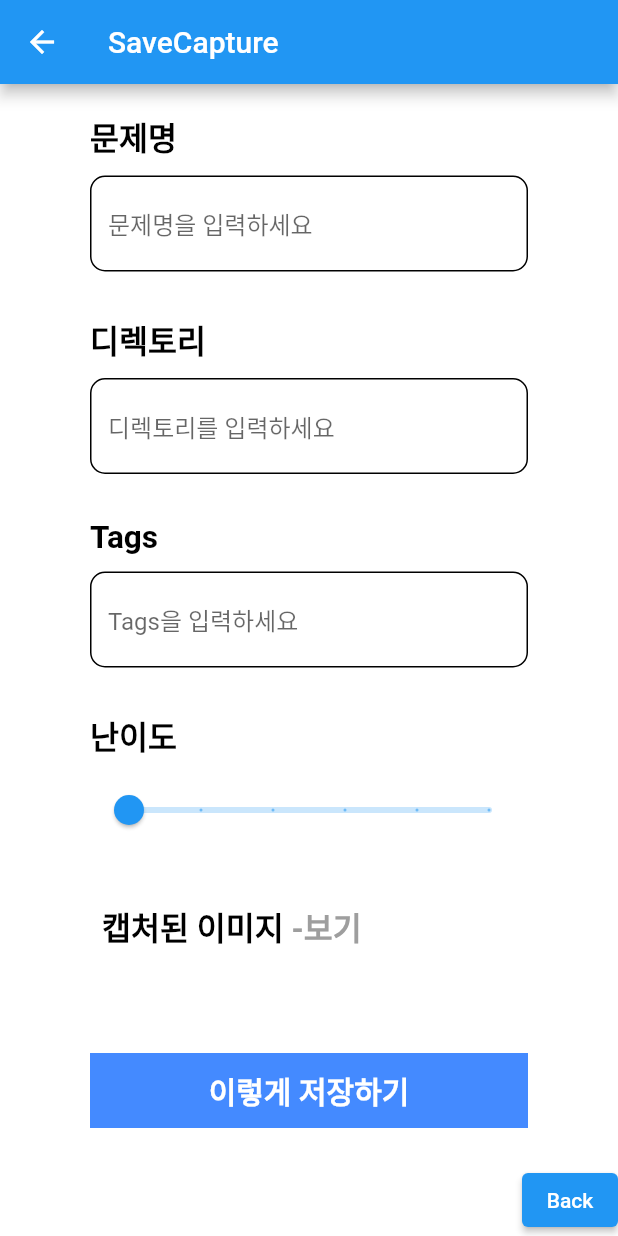
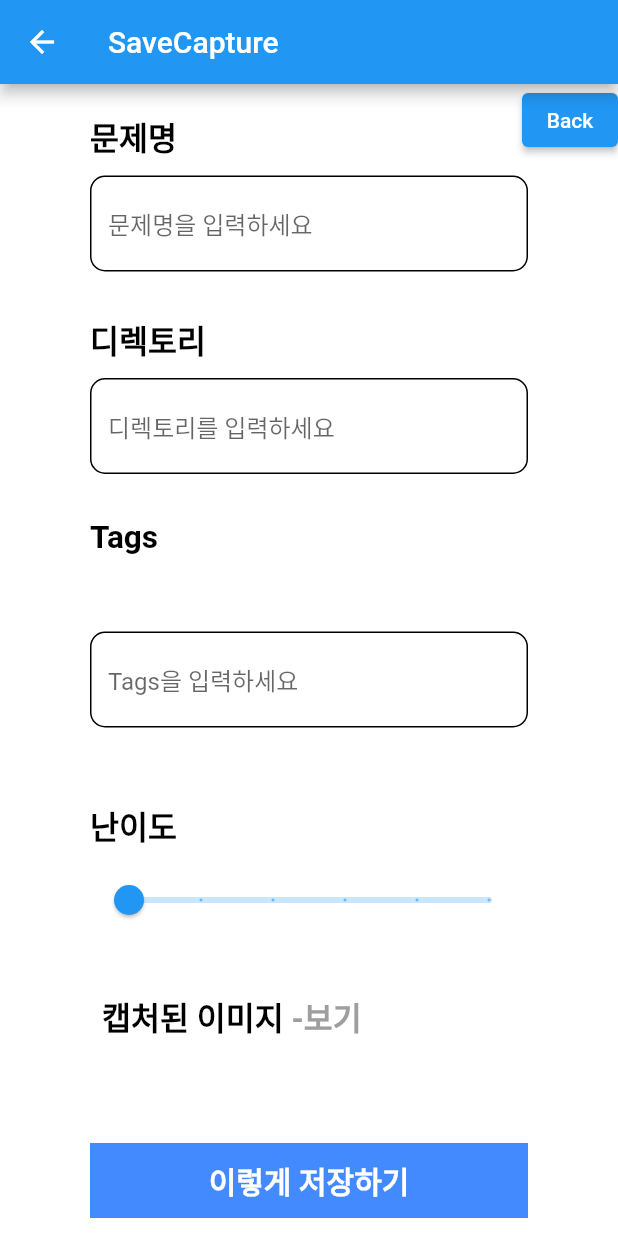
Before and after one commit to qwerty1037/eduhub, a Flutter app: the PdfSaveScreen screen opened directly with empty values, on a phone screen of 412 x 824 dp. Run offline on Flutter 3.47's test engine with Material 2 defaults, Android fonts, the phone set to English and light mode, and no system bars; our stand-ins replace file_picker, get; missing offline and left inert: desktop_drop, korea_regexp, screen_capturer, syncfusion_flutter_pdfviewer.

Commit message:
2023/07/07
Implement Tag, refactor codes, change design

```diff
--- /dev/null
+++ b/lib/Component/TagModel.dart
@@ -0,0 +1,8 @@
+import 'dart:ui';
+
+class TagModel {
+  String label;
+  bool isSelected;
+
+  TagModel(this.label, this.isSelected);
+}
--- a/lib/Controller/PdfSaveController.dart
+++ b/lib/Controller/PdfSaveController.dart
@@ -1,13 +1,23 @@
+import 'package:front_end/Component/TagModel.dart';
 import 'package:get/get.dart';
 import 'package:flutter/services.dart';
+
+import '../Test/TempTag.dart';
 
 class PdfSaveController extends GetxController {
   late Uint8List capturedImageProblem;
   late Uint8List capturedImageAnswer;
+  RxList<TagModel> tagsList = <TagModel>[].obs;
+  RxBool isImagePreviewButtonTapped = false.obs;
+  RxString tagsTextValue = "".obs;
+  RxDouble difficultySliderValue = 0.0.obs;
 
-  RxBool isImagePreviewButtonTapped = false.obs;
-
-  RxDouble difficultySliderValue = 0.0.obs;
+  @override
+  PdfSaveController() {
+    for (int i = 0; i < tags.length; i++) {
+      tagsList.add(TagModel(tags[i], false));
+    }
+  }
 
   void getImage(Uint8List image1, Uint8List image2) {
     capturedImageProblem = image1;
@@ -22,7 +32,8 @@ class PdfSaveController extends GetxController {
     }
   }
 
-  void imagePreviewButtonTapped() {
+  ///
+  void whenImagePreviewButtonTapped() {
     if (isImagePreviewButtonTapped.value == false) {
       isImagePreviewButtonTapped.value = true;
     } else {
--- a/lib/Screen/PdfSaveScreen.dart
+++ b/lib/Screen/PdfSaveScreen.dart
@@ -5,32 +5,78 @@ import 'package:get/get.dart';
 import 'package:front_end/Component/DefaultTextFIeld.dart';
 import 'package:front_end/Component/KeyTextSpan.dart';
 import 'package:front_end/Test/TempTag.dart';
+import 'package:korea_regexp/korea_regexp.dart';
 
 class PdfSaveScreen extends StatelessWidget {
   final controller = Get.put(PdfSaveController());
   TextEditingController problemNameController = TextEditingController();
   TextEditingController directoryController = TextEditingController();
+  TextEditingController tagsController = TextEditingController();
 
   @override
   PdfSaveScreen(Uint8List image1, Uint8List image2) {
     controller.getImage(image1, image2);
   }
 
-  @override
-  Widget build(BuildContext context) {
-    return Scaffold(
-      appBar: AppBar(
-        title: const Text('SaveCapture'),
+  List<Widget> selectedChipsList() {
+    List<Widget> chips = [];
+    for (int i = 0; i < controller.tagsList.length; i++) {
+      if (controller.tagsList[i].isSelected == true) {
+        Widget item = FilterChip(
+          label: Text(controller.tagsList[i].label),
+          labelStyle: const TextStyle(color: Colors.white, fontSize: 16),
+          backgroundColor: Colors.grey,
+          selected: controller.tagsList[i].isSelected,
+          onSelected: (bool value) {
+            controller.tagsList[i].isSelected = false;
+            controller.tagsList.refresh();
+          },
+        );
+        chips.add(item);
+      }
+    }
+    return chips;
+  }
+
+  List<Widget> filterChipsList() {
+    List<Widget> chips = [];
+    if (controller.tagsTextValue.value == "") {
+      return [];
+    } else {
+      RegExp regExp = getRegExp(
+        controller.tagsTextValue.value,
+        RegExpOptions(
+          initialSearch: true,
+          startsWith: false,
+          endsWith: false,
+          fuzzy: true,
+          ignoreSpace: true,
+          ignoreCase: true,
         ),
-      backgroundColor: Colors.white,
-      body: Stack(
-        children: [
-          SingleChildScrollView(
-            scrollDirection: Axis.vertical,
-            child: Padding(
-              padding: const EdgeInsets.fromLTRB(60, 20, 60, 20),
-              child: Column(
-                mainAxisSize: MainAxisSize.max,
+      );
+      for (int i = 0; i < controller.tagsList.length; i++) {
+        if (regExp.hasMatch(controller.tagsList[i].label)) {
+          Widget item = FilterChip(
+            label: Text(controller.tagsList[i].label),
+            labelStyle: const TextStyle(color: Colors.white, fontSize: 16),
+            backgroundColor: Colors.grey,
+            selected: controller.tagsList[i].isSelected,
+            onSelected: (bool value) {
+              controller.tagsList[i].isSelected = value;
+              controller.tagsList.refresh();
+            },
+          );
+          if (controller.tagsList[i].isSelected == false) {
+            chips.add(item);
+          }
+        }
+      }
+      return chips;
+    }
+  }
+
+  Widget problemNameInputField() {
+    return Column(
       children: [
         const KeyText(text: "문제명"),
         DefaultTextField(
@@ -38,27 +84,65 @@ class PdfSaveScreen extends StatelessWidget {
           hintText: '문제명을 입력하세요',
           controller: problemNameController,
         ),
-                  const SizedBox(
-                    height: 30,
-                  ),
+      ],
+    );
+  }
+
+  Widget directroyInputField() {
+    return Column(
+      children: [
         const KeyText(text: "디렉토리"),
         DefaultTextField(
           labelText: null,
           hintText: '디렉토리를 입력하세요',
           controller: problemNameController,
         ),
-                  const SizedBox(
-                    height: 30,
+      ],
+    );
+  }
+
+  Widget tagsInputField() {
+    return Column(
+      children: [
+        const KeyText(text: "Tags"),
+        const SizedBox(height: 20),
+        Obx(() {
+          return Align(
+            alignment: Alignment.centerLeft,
+            child: Wrap(
+              spacing: 8,
+              direction: Axis.horizontal,
+              children: selectedChipsList(),
             ),
-                  const KeyText(text: "Tags"),
+          );
+        }),
+        const SizedBox(height: 20),
         DefaultTextField(
           labelText: null,
           hintText: 'Tags을 입력하세요',
-                    controller: problemNameController,
+          onChanged: (text) {
+            controller.tagsTextValue.value = text.toString();
+          },
+          controller: tagsController,
         ),
-                  const SizedBox(
-                    height: 30,
+        const SizedBox(height: 20),
+        Obx(() {
+          return Align(
+            alignment: Alignment.centerLeft,
+            child: Wrap(
+              spacing: 8,
+              direction: Axis.horizontal,
+              children: filterChipsList(),
             ),
+          );
+        }),
+      ],
+    );
+  }
+
+  Widget difficultyInputField() {
+    return Column(
+      children: [
         const KeyText(text: "난이도"),
         Obx(() {
           return Slider(
@@ -66,24 +150,25 @@ class PdfSaveScreen extends StatelessWidget {
             min: 0,
             divisions: 5,
             value: controller.difficultySliderValue.value,
-                      label: controller.difficultySliderValue.value
-                          .round()
-                          .toString(),
+            label: controller.difficultySliderValue.value.round().toString(),
             onChanged: (double value) {
               controller.difficultySliderValue.value = value;
             },
           );
         }),
-                  const SizedBox(height: 30),
-                  Obx(() {
+      ],
+    );
+  }
+
+  Widget imagePreviewField() {
+    return Obx(() {
       return Column(
         children: [
           Align(
             alignment: Alignment.centerLeft,
             child: TextButton(
               style: ButtonStyle(
-                              backgroundColor: MaterialStateProperty.all<Color>(
-                                  Colors.white),
+                backgroundColor: MaterialStateProperty.all<Color>(Colors.white),
               ),
               child: RichText(
                 text: TextSpan(
@@ -108,7 +193,7 @@ class PdfSaveScreen extends StatelessWidget {
                 ),
               ),
               onPressed: () {
-                              controller.imagePreviewButtonTapped();
+                controller.whenImagePreviewButtonTapped();
               },
             ),
           ),
@@ -126,8 +211,7 @@ class PdfSaveScreen extends StatelessWidget {
                       decoration: BoxDecoration(
                         border: Border.all(width: 1),
                       ),
-                                    child: Image.memory(
-                                        controller.capturedImageProblem),
+                      child: Image.memory(controller.capturedImageProblem),
                     ),
                     const Expanded(child: SizedBox()),
                     Container(
@@ -137,8 +221,7 @@ class PdfSaveScreen extends StatelessWidget {
                       decoration: BoxDecoration(
                         border: Border.all(width: 1),
                       ),
-                                    child: Image.memory(
-                                        controller.capturedImageAnswer),
+                      child: Image.memory(controller.capturedImageAnswer),
                     ),
                   ],
                 );
@@ -147,11 +230,11 @@ class PdfSaveScreen extends StatelessWidget {
           ),
         ],
       );
-                  }),
-                  const SizedBox(
-                    height: 40,
-                  ),
-                  Container(
+    });
+  }
+
+  Widget saveButtonField() {
+    return Container(
       height: 50,
       alignment: Alignment.center,
       color: Colors.blueAccent,
@@ -163,13 +246,42 @@ class PdfSaveScreen extends StatelessWidget {
           fontWeight: FontWeight.bold,
         ),
       ),
+    );
+  }
+
+  @override
+  Widget build(BuildContext context) {
+    return Scaffold(
+      appBar: AppBar(
+        title: const Text('SaveCapture'),
       ),
+      backgroundColor: Colors.white,
+      body: Stack(
+        children: [
+          SingleChildScrollView(
+            scrollDirection: Axis.vertical,
+            child: Padding(
+              padding: const EdgeInsets.fromLTRB(60, 20, 60, 20),
+              child: Column(
+                mainAxisSize: MainAxisSize.max,
+                children: [
+                  problemNameInputField(),
+                  const SizedBox(height: 30),
+                  directroyInputField(),
+                  const SizedBox(height: 30),
+                  tagsInputField(),
+                  const SizedBox(height: 30),
+                  difficultyInputField(),
+                  const SizedBox(height: 30),
+                  imagePreviewField(),
+                  const SizedBox(height: 40),
+                  saveButtonField(),
                 ],
               ),
             ),
           ),
           Align(
-            alignment: Alignment.bottomRight,
+            alignment: Alignment.topRight,
             child: ElevatedButton(
               child: const Text('Back'),
               onPressed: () {
--- a/lib/Screen/PdfViewerScreen.dart
+++ b/lib/Screen/PdfViewerScreen.dart
@@ -224,8 +224,21 @@ class _PdfScreenState extends State<PdfViewerScreen> {
                           ),
                           Align(
                             alignment: Alignment.topRight,
-                            child: FloatingActionButton(
-                              backgroundColor: Colors.black26,
+                            child: ElevatedButton(
+                              style: ButtonStyle(
+                                foregroundColor:
+                                    MaterialStateProperty.all<Color>(
+                                        Colors.white),
+                                backgroundColor:
+                                    MaterialStateProperty.all<Color>(
+                                        Colors.black26),
+                                shape: MaterialStateProperty.all<
+                                    RoundedRectangleBorder>(
+                                  RoundedRectangleBorder(
+                                    borderRadius: BorderRadius.circular(18.0),
+                                  ),
+                                ),
+                              ),
                               onPressed: () async {
                                 controller.deleteCapturedImage();
                               },
--- a/pubspec.yaml
+++ b/pubspec.yaml
@@ -47,6 +47,8 @@ dependencies:
   pdf_render: ^1.3.8
   flutter_cache_manager: ^3.3.0
   screen_capturer: ^0.1.5
+  korea_regexp: ^1.0.1
+  textfield_tags: ^2.0.2
 
 dev_dependencies:
   flutter_test:
```
Also changed, not shown: 1 other file. Lines whose indentation alone changed are shown as unchanged.
